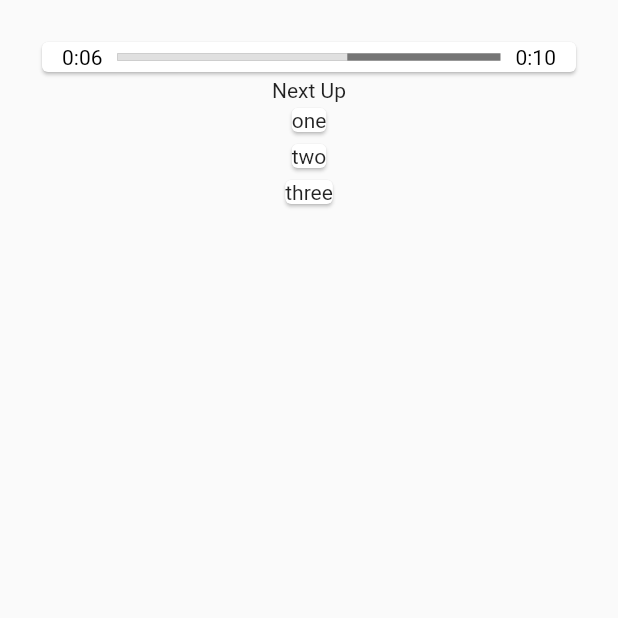
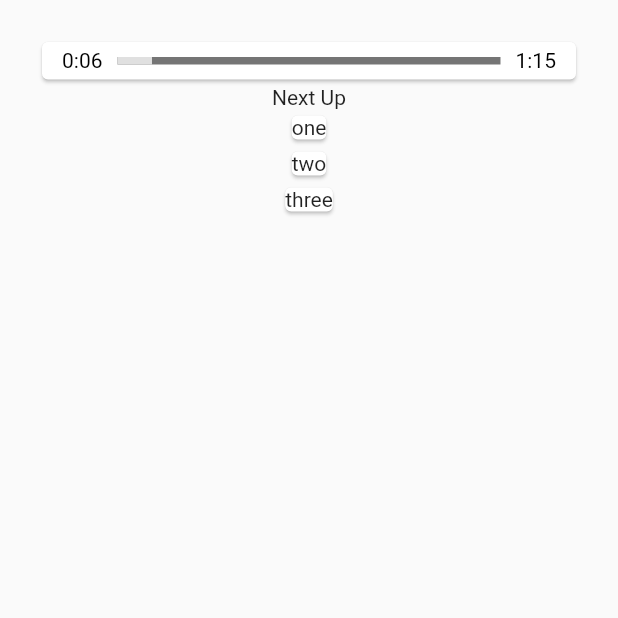
Before and after one commit to RubbaBoy/SPOON, a Flutter app: the screen it shows after launch, on a phone screen of 412 x 824 dp, the top half of it. Run offline on Flutter 3.47's test engine with Material 2 defaults, Android fonts, the phone set to English and light mode, and no system bars; our stand-ins replace get_it.

Commit message:
Improved progress bar

```diff
--- /dev/null
+++ b/lib/scoped_model/progress_bar_model.dart
@@ -0,0 +1,10 @@
+class ProgressBarModel {
+  ProgressHandler? handler;
+}
+
+class ProgressHandler {
+  final Function() start;
+  final Function(int) stop;
+
+  ProgressHandler({required this.start, required this.stop});
+}
--- /dev/null
+++ b/lib/scoped_model/song_preview_model.dart
@@ -0,0 +1,12 @@
+import 'package:spoon/scoped_model/progress_bar_model.dart';
+import 'package:spoon/service_locator.dart';
+
+/// This class will interface with whatever music service is going on and fully
+/// handle songs being played and stuff.
+class SongPreviewModel {
+  final progressBarModel = locator<ProgressBarModel>();
+
+  void start() {
+    progressBarModel.handler?.start();
+  }
+}
--- a/lib/service_locator.dart
+++ b/lib/service_locator.dart
@@ -1,5 +1,7 @@
 import 'package:get_it/get_it.dart';
 import 'package:spoon/scoped_model/home_model.dart';
+import 'package:spoon/scoped_model/progress_bar_model.dart';
+import 'package:spoon/scoped_model/song_preview_model.dart';
 import 'package:spoon/services/music_service.dart';
 
 final locator = GetIt.instance;
@@ -10,4 +12,8 @@ void setupLocator() {
 
   // Register models
   locator.registerFactory(() => HomeModel());
+
+  // A widget models
+  locator.registerFactory(() => ProgressBarModel());
+  locator.registerFactory(() => SongPreviewModel());
 }
--- a/lib/ui/widgets/progress_bar/_render_progress_bar.dart
+++ b/lib/ui/widgets/progress_bar/_render_progress_bar.dart
@@ -1,6 +1,8 @@
+import 'dart:async';
+
 import 'package:flutter/material.dart';
 import 'package:intl/intl.dart' hide TextDirection;
-import 'package:spoon/duration_state.dart';
+import 'package:spoon/scoped_model/progress_bar_model.dart';
 import 'package:spoon/utility.dart';
 
 class RenderProgressBar extends RenderBox {
@@ -14,28 +16,6 @@ class RenderProgressBar extends RenderBox {
     if (_barColor != value) {
       _barColor = value;
       markNeedsPaint();
-    }
-  }
-
-  Color _thumbColor;
-
-  Color get thumbColor => _thumbColor;
-
-  set thumbColor(Color value) {
-    if (_thumbColor != value) {
-      _thumbColor = value;
-      markNeedsPaint();
-    }
-  }
-
-  double _thumbSize;
-
-  double get thumbSize => _thumbSize;
-
-  set thumbSize(double value) {
-    if (_thumbSize != value) {
-      _thumbSize = value;
-      markNeedsLayout();
     }
   }
 
@@ -55,33 +35,56 @@ class RenderProgressBar extends RenderBox {
   int get currentTime => _currentTime;
 
   set currentTime(int value) {
-    print('current time = $value');
     if (_currentTime != value) {
       _currentTime = value;
       markNeedsPaint();
     }
   }
 
+  /// The timer that controls the progression of the progress bar.
+  Timer? timer;
+  ProgressBarModel model;
+
   RenderProgressBar({
     required Color barColor,
-    required Color thumbColor,
-    required double thumbSize,
     required int totalTime,
     required int currentTime,
-    required Stream<DurationState> stateStream,
+    required this.model,
   })  : _barColor = barColor,
-        _thumbColor = thumbColor,
-        _thumbSize = thumbSize,
         _totalTime = totalTime,
         _currentTime = currentTime,
         assert(totalTime > 0, 'totalTime must be an integer above 0'),
         assert(currentTime <= totalTime && currentTime >= 0,
             'currentTime must be inclusively between 0 and totalTime') {
-    // print('stream aaaa');
-    stateStream.listen((event) {
-      this.currentTime = event.currentTime;
+    model.handler = ProgressHandler(start: start, stop: stop);
+  }
+
+  double progressTime = 0;
+
+  /// Starts the progression
+  void start() {
+    progressTime = currentTime.toDouble();
+    timer = Timer.periodic(Duration(milliseconds: 250), (timer) {
+      progressTime += 0.25;
+      currentTime = progressTime.floor();
+      markNeedsPaint();
+      if (currentTime >= totalTime) {
+        timer.cancel();
+      }
     });
   }
+
+  /// Stops the progression, with an optional absolute stop time.
+  void stop([int? seconds]) {
+    timer?.cancel();
+    if (seconds != null) {
+      progressTime = seconds.toDouble();
+      currentTime = seconds;
+    }
+  }
+
+  @override
+  bool get isRepaintBoundary => true;
 
   @override
   void performLayout() {
@@ -91,12 +94,12 @@ class RenderProgressBar extends RenderBox {
   @override
   Size computeDryLayout(BoxConstraints constraints) {
     final desiredWidth = constraints.maxWidth;
-    final desiredHeight = thumbSize;
-    final desiredSize = Size(desiredWidth, desiredHeight);
+    final desiredSize = Size(desiredWidth, _minDesiredHeight);
     return constraints.constrain(desiredSize);
   }
 
   static const _minDesiredWidth = 100.0;
+  static const _minDesiredHeight = 25.0;
 
   @override
   double computeMinIntrinsicWidth(double height) => _minDesiredWidth;
@@ -105,12 +108,10 @@ class RenderProgressBar extends RenderBox {
   double computeMaxIntrinsicWidth(double height) => _minDesiredWidth;
 
   @override
-  double computeMinIntrinsicHeight(double width) => thumbSize;
+  double computeMinIntrinsicHeight(double width) => _minDesiredHeight;
 
   @override
-  double computeMaxIntrinsicHeight(double width) => thumbSize;
-
-  double _currentThumbValue = 0.5;
+  double computeMaxIntrinsicHeight(double width) => _minDesiredHeight;
 
   @override
   void paint(PaintingContext context, Offset offset) {
@@ -162,8 +163,10 @@ class RenderProgressBar extends RenderBox {
       ..strokeWidth = 5;
 
     final playingPoint = Offset(
-        (size.width - (timeWidth + spacing) * 2) * (currentTime / totalTime),
-        size.height / 2).translate(leftPoint.dx, 0);
+            (size.width - (timeWidth + spacing) * 2) *
+                (progressTime / totalTime),
+            size.height / 2)
+        .translate(leftPoint.dx, 0);
     canvas.drawLine(leftPoint, playingPoint, playedBar);
     canvas.restore();
   }
--- a/lib/ui/widgets/progress_bar/progress_bar.dart
+++ b/lib/ui/widgets/progress_bar/progress_bar.dart
@@ -1,23 +1,19 @@
 import 'package:flutter/foundation.dart';
 import 'package:flutter/widgets.dart';
-import 'package:spoon/duration_state.dart';
+import 'package:spoon/scoped_model/progress_bar_model.dart';
 import 'package:spoon/ui/widgets/progress_bar/_render_progress_bar.dart';
 
 class ProgressBar extends LeafRenderObjectWidget {
   const ProgressBar({
     Key? key,
     required this.barColor,
-    required this.thumbColor,
     required this.totalTime,
     required this.currentTime,
-    required this.stateStream,
-    this.thumbSize = 20.0,
+    required this.model,
   }) : super(key: key);
 
-  final Stream<DurationState> stateStream;
+  final ProgressBarModel model;
   final Color barColor;
-  final Color thumbColor;
-  final double thumbSize;
   final int totalTime;
   final int currentTime;
 
@@ -25,11 +21,9 @@ class ProgressBar extends LeafRenderObjectWidget {
   RenderProgressBar createRenderObject(BuildContext context) {
     return RenderProgressBar(
       barColor: barColor,
-      thumbColor: thumbColor,
-      thumbSize: thumbSize,
       totalTime: totalTime,
       currentTime: currentTime,
-      stateStream: stateStream,
+      model: model,
     );
   }
 
@@ -37,16 +31,13 @@ class ProgressBar extends LeafRenderObjectWidget {
   void updateRenderObject(
       BuildContext context, RenderProgressBar renderObject) {
     renderObject
-      ..barColor = barColor
-      ..thumbColor = thumbColor
-      ..thumbSize = thumbSize;
+      ..barColor = barColor;
   }
 
   @override
   void debugFillProperties(DiagnosticPropertiesBuilder properties) {
     super.debugFillProperties(properties);
+    // TODO: Update these
     properties.add(ColorProperty('barColor', barColor));
-    properties.add(ColorProperty('thumbColor', thumbColor));
-    properties.add(DoubleProperty('thumbSize', thumbSize));
   }
 }
--- a/lib/ui/widgets/song_preview.dart
+++ b/lib/ui/widgets/song_preview.dart
@@ -1,5 +1,9 @@
+import 'dart:async';
+
 import 'package:flutter/material.dart';
 import 'package:spoon/duration_state.dart';
+import 'package:spoon/scoped_model/song_preview_model.dart';
+import 'package:spoon/service_locator.dart';
 import 'package:spoon/ui/widgets/progress_bar/progress_bar.dart';
 
 class SongPreview extends StatefulWidget {
@@ -12,6 +16,8 @@ class SongPreview extends StatefulWidget {
 }
 
 class _SongPreviewState extends State<SongPreview> {
+  final model = locator<SongPreviewModel>();
+
   @override
   Widget build(BuildContext context) => Card(
         child: Column(
@@ -23,13 +29,21 @@ class _SongPreviewState extends State<SongPreview> {
             // ),
                   ProgressBar(
                     barColor: Colors.blue,
-                    thumbColor: Colors.red,
-                    thumbSize: 20.0,
-                    totalTime: 10,
+                    totalTime: 75,
                     currentTime: 0,
-                    stateStream: widget.stateStream,
+                    model: model.progressBarModel,
                   ),
           ],
         ),
       );
+
+  @override
+  void initState() {
+    super.initState();
+
+    // TODO: Bad
+    Timer(Duration(seconds: 1), () {
+      model.start();
+    });
+  }
 }
```
